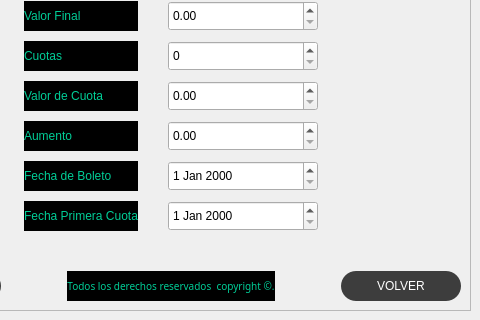
This is Front/Modificar Transaccion Ventana.ui in MartinFernandezSantia/AplicacionPyThonPyQT6 as Qt 5 draws it before an edit; both pictures show x 138 to 618 and y 148 to 468 of the 618 by 468 pixel window. The edited form follows.
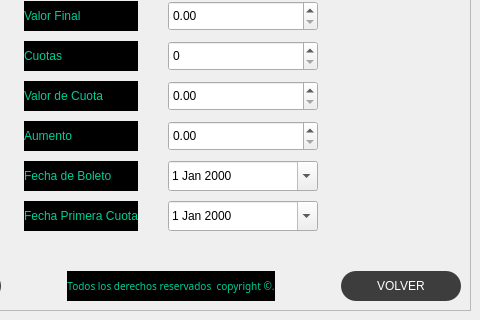
This is the edited form. Icons and pictures are not drawn.

Commit message: Subio nuevas interfaces

```diff
--- a/Front/Modificar Transaccion Ventana.ui
+++ b/Front/Modificar Transaccion Ventana.ui
@@ -417,6 +417,9 @@
                <height>30</height>
               </size>
              </property>
+             <property name="calendarPopup">
+              <bool>true</bool>
+             </property>
             </widget>
            </item>
            <item>
@@ -427,6 +430,9 @@
                <height>30</height>
               </size>
              </property>
+             <property name="calendarPopup">
+              <bool>true</bool>
+             </property>
             </widget>
            </item>
           </layout>
```
Left out of the diff: 16 changed lines with no effect on the pictures. The commit also changes 3 other files.
